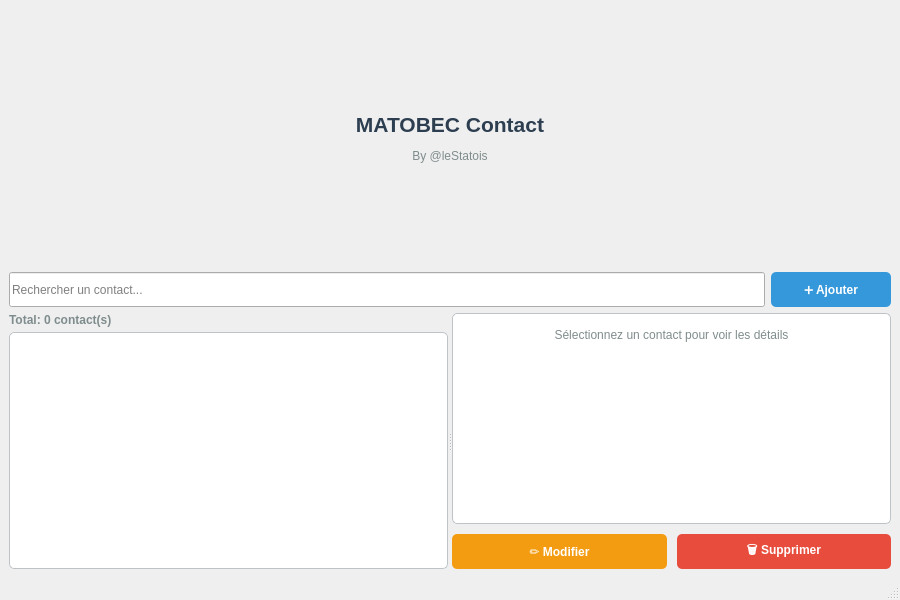
Above: PhonebookQt/src/views/MainWindow.ui from ndjas/Contact_cpp before the change. Below: the same form after it.
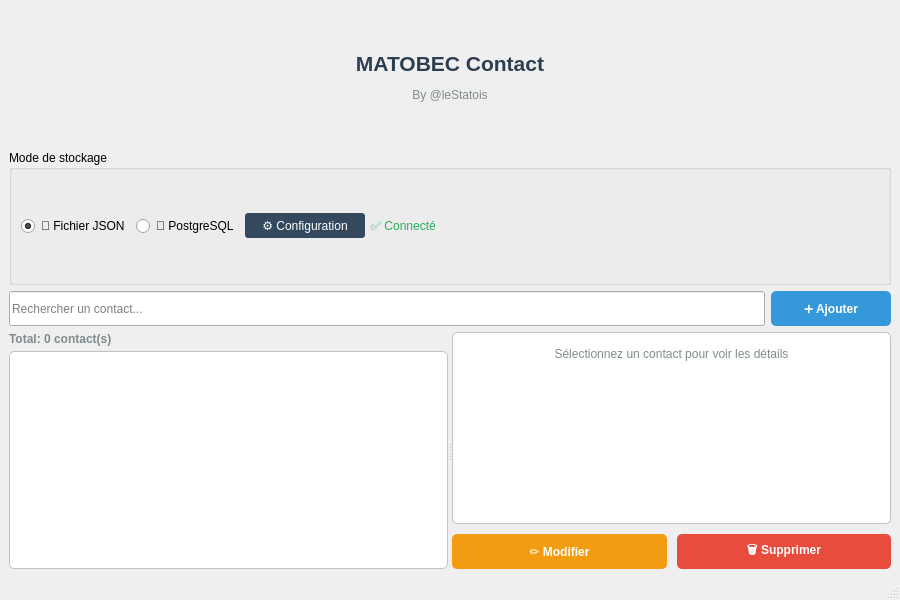
That is the form after the change.

Commit message:
first step with postgres
here is the first strp with postgressql

```diff
--- a/PhonebookQt/src/views/MainWindow.ui
+++ b/PhonebookQt/src/views/MainWindow.ui
@@ -22,6 +22,77 @@
       </property>
      </widget>
     </item>
+    <item>
+     <widget class="QGroupBox" name="groupBoxStorage">
+      <property name="title">
+       <string>Mode de stockage</string>
+      </property>
+      <layout class="QHBoxLayout" name="horizontalLayout_storage">
+       <item>
+        <widget class="QRadioButton" name="radioJSON">
+         <property name="text">
+          <string>📄 Fichier JSON</string>
+         </property>
+         <property name="checked">
+          <bool>true</bool>
+         </property>
+        </widget>
+       </item>
+       <item>
+        <widget class="QRadioButton" name="radioPostgres">
+         <property name="text">
+          <string>🐘 PostgreSQL</string>
+         </property>
+        </widget>
+       </item>
+       <item>
+        <widget class="QPushButton" name="btnConfigPostgres">
+         <property name="minimumSize">
+          <size>
+           <width>120</width>
+           <height>25</height>
+          </size>
+         </property>
+         <property name="text">
+          <string>⚙️ Configuration</string>
+         </property>
+         <property name="styleSheet">
+          <string notr="true">QPushButton {
+    background-color: #34495e;
+    color: white;
+    border: none;
+    border-radius: 3px;
+    font-size: 9pt;
+}
+QPushButton:hover {
+    background-color: #2c3e50;
+}</string>
+         </property>
+        </widget>
+       </item>
+       <item>
+        <widget class="QLabel" name="lblStorageStatus">
+         <property name="text">
+          <string>&lt;span style=&quot;color: #27ae60;&quot;&gt;✅ Connecté&lt;/span&gt;</string>
+         </property>
+        </widget>
+       </item>
+       <item>
+        <spacer name="horizontalSpacer_storage">
+         <property name="orientation">
+          <enum>Qt::Horizontal</enum>
+         </property>
+         <property name="sizeHint" stdset="0">
+          <size>
+           <width>40</width>
+           <height>20</height>
+          </size>
+         </property>
+        </spacer>
+       </item>
+      </layout>
+     </widget>
+    </item>
     <item>
      <layout class="QHBoxLayout" name="searchLayout">
       <item>
```
The commit also changes 75 other files.
